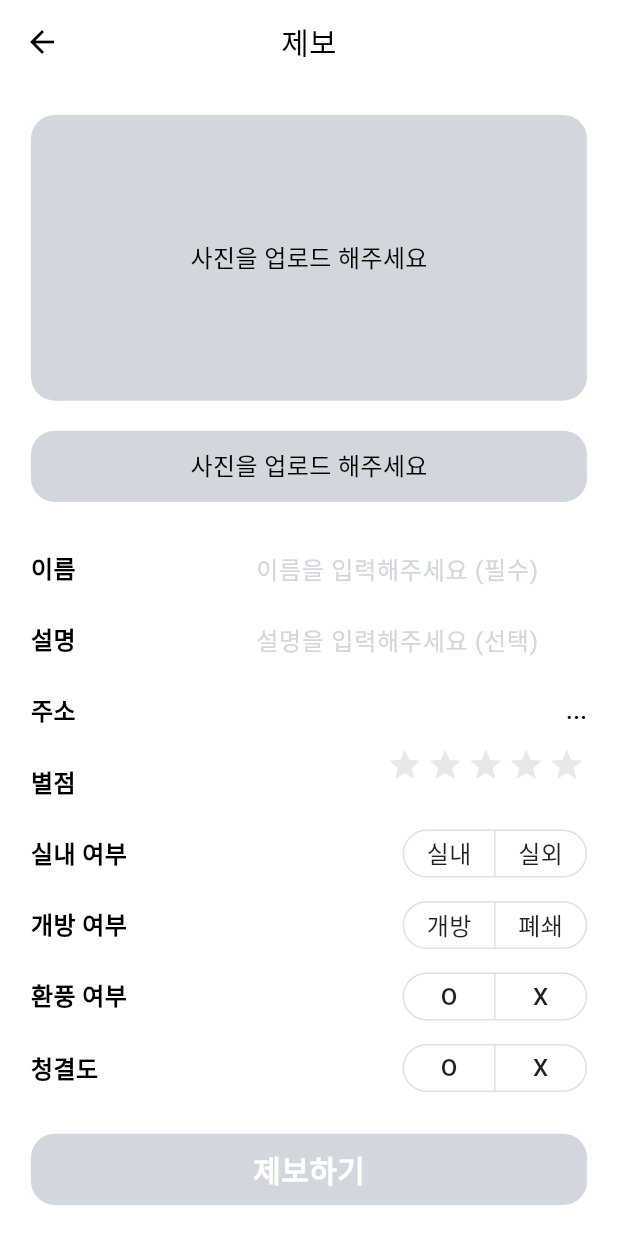
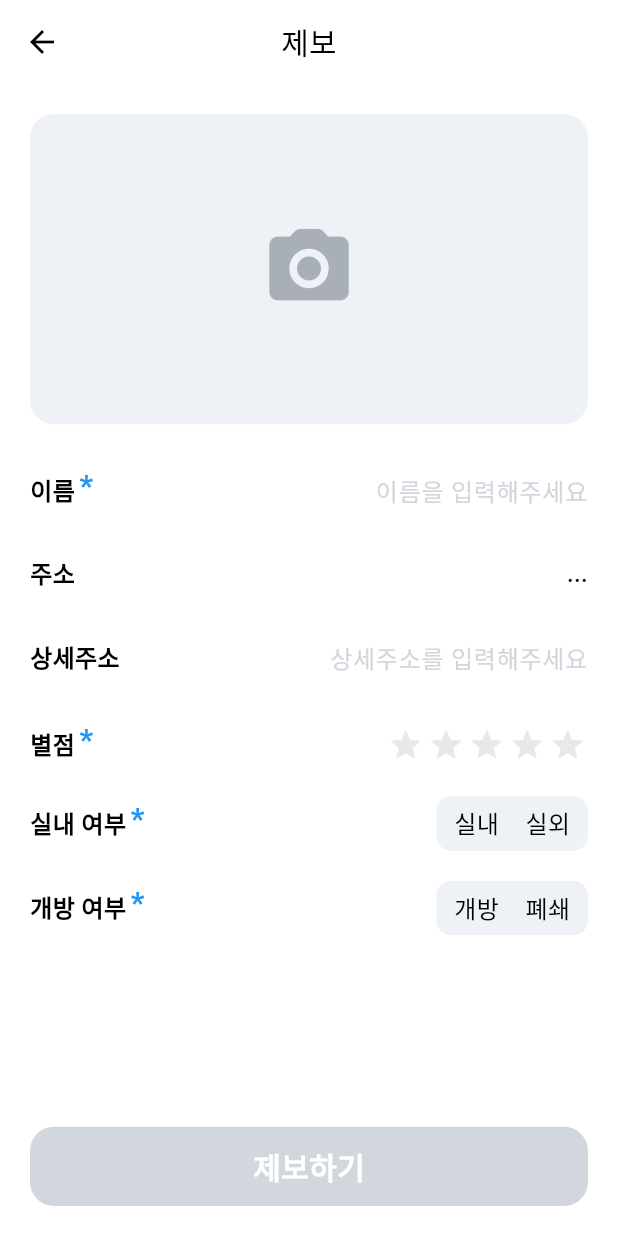
Before and after one commit to Alpha-Damyo/FE, a Flutter app: the screen it shows after launch, after a tap on "제보", after a tap on "제보하기", on a phone screen of 412 x 824 dp. Run offline on Flutter 3.47's test engine with Material 3 defaults, Android fonts, the phone set to English and light mode, and no system bars; drawn by our look-alikes of flutter_rating_stars; our stand-ins replace flutter_screenutil, flutter_secure_storage, geolocator, go_router, google_sign_in, image_picker and 2 more; missing offline and left inert: balloon_widget, bottom_drawer, dart:ffi, flutter_naver_login, flutter_naver_map, kakao_flutter_sdk_user; network calls fail; Roboto replaces fonts that are missing (pretendard); project files that could hold a hidden picture were left out.

Commit message:
Feature/#54-제보화면 UI 수정

```diff
--- a/lib/screens/home/inform/inform_screen.dart
+++ b/lib/screens/home/inform/inform_screen.dart
@@ -3,8 +3,10 @@ import 'dart:io';
 import 'package:damyo/http.dart';
 import 'package:flutter/cupertino.dart';
 import 'package:flutter/material.dart';
+import 'package:flutter/rendering.dart';
 import 'package:flutter/widgets.dart';
 import 'package:flutter_rating_stars/flutter_rating_stars.dart';
+import 'package:flutter_screenutil/flutter_screenutil.dart';
 import 'package:go_router/go_router.dart';
 import 'package:image_picker/image_picker.dart';
 
@@ -51,10 +53,10 @@ class _InformScreenState extends State<InformScreen> {
     // 이전 지도 페이지에서 좌표를 받아옴
     final String coords = GoRouterState.of(context).extra! as String;
     // 화면을 동적으로 빌드하기 위한 사이즈
-    final Size size = MediaQuery.of(context).size;
-    final double margin = size.width * 0.05;
 
-    return Scaffold(
+    return ScreenUtilInit(
+      designSize: const Size(390, 733),
+      builder: (context, child) => Scaffold(
         resizeToAvoidBottomInset: false,
         appBar: AppBar(
           title: Text(
@@ -64,39 +66,22 @@ class _InformScreenState extends State<InformScreen> {
           centerTitle: true,
         ),
         body: Padding(
-        padding: EdgeInsets.all(margin),
+          padding: const EdgeInsets.all(20),
           child: Column(
             children: [
-            Flexible(
-              flex: 4,
-              child: Container(
+              Container(
+                width: double.infinity,
+                height: 184.h,
                 alignment: Alignment.center,
                 decoration: const BoxDecoration(
-                  color: Color(0xffd2d7dd),
-                  borderRadius: BorderRadius.all(Radius.circular(16)),
+                  borderRadius: BorderRadius.all(Radius.circular(10)),
                 ),
-                child: const Text('사진을 업로드 해주세요'),
-              ),
+                child: informImage(),
               ),
               const SizedBox(height: 20),
-            Flexible(
-              flex: 1,
-              fit: FlexFit.tight,
-              child: InkWell(
-                child: informImage(),
-                onTap: () {
-                  //제보 사진을 가져오는 부분
-                  getImage(ImageSource.camera);
-                },
-              ),
-            ),
+              informTextInput('이름', '이름을 입력해주세요', 0),
               const SizedBox(height: 20),
-            informTextInput('이름', '이름을 입력해주세요 (필수)', 0),
-            informTextInput('설명', '설명을 입력해주세요 (선택)', 1),
-            Flexible(
-              flex: 1,
-              fit: FlexFit.tight,
-              child: Row(
+              Row(
                 mainAxisAlignment: MainAxisAlignment.spaceBetween,
                 children: [
                   const Text('주소',
@@ -123,33 +108,38 @@ class _InformScreenState extends State<InformScreen> {
                   ),
                 ],
               ),
-            ),
-            Flexible(
-              flex: 1,
-              fit: FlexFit.tight,
-              child: Row(
+              const SizedBox(height: 20),
+              informTextInput('상세주소', '상세주소를 입력해주세요', 1),
+              const SizedBox(height: 20),
+              Row(
                 mainAxisAlignment: MainAxisAlignment.spaceBetween,
                 children: [
-                  const Text('별점',
-                      style: TextStyle(fontWeight: FontWeight.w600)),
+                  const Row(
+                    children: [
+                      Text('별점', style: TextStyle(fontWeight: FontWeight.w600)),
+                      blueStar(),
+                    ],
+                  ),
                   ratingStars(),
                 ],
               ),
-            ),
+              const SizedBox(height: 20),
               informToggle('실내 여부', inout, _selectedInOut, 0),
+              const SizedBox(height: 20),
               informToggle('개방 여부', openclose, _selectedOpenClose, 1),
-            informToggle('환풍 여부', ox, _selectedVentilation, 2),
-            informToggle('청결도', ox, _selectedCleanliness, 3),
-            const SizedBox(height: 20),
-            Flexible(
-              flex: 1,
-              fit: FlexFit.tight,
-              child: InkWell(
+              // informToggle('환풍 여부', ox, _selectedVentilation, 2),
+              // informToggle('청결도', ox, _selectedCleanliness, 3),
+              const Spacer(),
+              const Divider(),
+
+              InkWell(
                 onTap: () {
                   // activateInformBtn ? null : null;
                   print(_spotInfo[0]);
                 },
                 child: Ink(
+                  width: double.infinity,
+                  height: 47.h,
                   decoration: BoxDecoration(
                     color: activateInformBtn
                         ? Colors.blue
@@ -169,8 +159,8 @@ class _InformScreenState extends State<InformScreen> {
                   ),
                 ),
               ),
+            ],
           ),
-          ],
         ),
       ),
     );
@@ -203,26 +193,30 @@ class _InformScreenState extends State<InformScreen> {
         : Container(
             alignment: Alignment.center,
             decoration: const BoxDecoration(
-              color: Color(0xffd2d7dd),
+              color: Color(0xffeef1f5),
               borderRadius: BorderRadius.all(Radius.circular(16)),
             ),
-            child: const Text('사진을 업로드 해주세요'),
+            child: Icon(
+              Icons.camera_alt_rounded,
+              size: 60.w,
+              color: const Color(0xffa9afb7),
+            ),
           );
   }
 
   // 텍스트를 입력받는 위젯
-  Flexible informTextInput(String type, String hint, int index) {
-    return Flexible(
-      flex: 1,
-      fit: FlexFit.tight,
-      child: Row(
+  Row informTextInput(String type, String hint, int index) {
+    return Row(
+      mainAxisAlignment: MainAxisAlignment.spaceBetween,
       children: [
         Text(type, style: const TextStyle(fontWeight: FontWeight.w600)),
+        index == 0 ? const blueStar() : const Text(""),
         const SizedBox(width: 120),
         Expanded(
           child: TextField(
             decoration: InputDecoration(
               hintText: hint,
+              hintTextDirection: TextDirection.rtl,
               hintStyle: const TextStyle(
                 color: Color(0xffd2d7dd),
                 fontSize: 16,
@@ -239,7 +233,6 @@ class _InformScreenState extends State<InformScreen> {
           ),
         ),
       ],
-      ),
     );
   }
 
@@ -279,37 +272,123 @@ class _InformScreenState extends State<InformScreen> {
   }
 
   // 토글버튼으로 정보를 입력받는 위젯
-  Flexible informToggle(
+  Row informToggle(
       String type, List<Widget> children, List<bool> isSelected, int i) {
-    return Flexible(
-      flex: 1,
-      fit: FlexFit.tight,
-      child: Row(
+    return Row(
       mainAxisAlignment: MainAxisAlignment.spaceBetween,
+      children: [
+        Row(
           children: [
             Text(
               type,
               style: const TextStyle(fontWeight: FontWeight.w600),
             ),
-          ToggleButtons(
-            isSelected: isSelected,
-            borderRadius: const BorderRadius.all(Radius.circular(16)),
-            onPressed: (int index) {
+            const blueStar(),
+          ],
+        ),
+        Material(
+          color: const Color(0xffeef1f5),
+          borderRadius: const BorderRadius.all(Radius.circular(10)),
+          child: Padding(
+            padding: const EdgeInsets.all(3),
+            child: Row(
+              children: [
+                InkWell(
+                  child: Ink(
+                    width: 45.w,
+                    height: 27.h,
+                    decoration: BoxDecoration(
+                      color: isSelected[0]
+                          ? Colors.white
+                          : const Color(0xffeef1f5),
+                      borderRadius: BorderRadius.circular(10),
+                    ),
+                    child: Align(
+                      alignment: Alignment.center,
+                      child: children[0],
+                    ),
+                  ),
+                  onTap: () {
                     setState(() {
-                for (int i = 0; i < isSelected.length; i++) {
-                  isSelected[i] = i == index;
-                }
+                      isSelected[0] = true;
+                      isSelected[1] = false;
                       _toggleIsSelected[i] = true;
                       checkCanInform();
                     });
                   },
-            constraints: const BoxConstraints(
-              minHeight: 30.0,
-              minWidth: 60.0,
                 ),
-            children: children,
+                InkWell(
+                  child: Ink(
+                    width: 45.w,
+                    height: 27.h,
+                    decoration: BoxDecoration(
+                      color: isSelected[1]
+                          ? Colors.white
+                          : const Color(0xffeef1f5),
+                      borderRadius: BorderRadius.circular(10),
+                    ),
+                    child: Align(
+                      alignment: Alignment.center,
+                      child: children[1],
+                    ),
+                  ),
+                  onTap: () {
+                    setState(() {
+                      isSelected[0] = false;
+                      isSelected[1] = true;
+                      _toggleIsSelected[i] = true;
+                      checkCanInform();
+                    });
+                  },
+                )
+              ],
+            ),
+          ),
         ),
       ],
+    );
+  }
+}
+// child: ToggleButtons(
+//   isSelected: isSelected,
+//   disabledBorderColor: const Color(0xffeef1f5),
+//   selectedColor: Colors.black,
+//   selectedBorderColor: const Color(0xffeef1f5),
+//   fillColor: Colors.white,
+//   borderColor: const Color(0xffeef1f5),
+//   borderRadius: const BorderRadius.all(Radius.circular(10)),
+//   onPressed: (int index) {
+//     setState(() {
+//       for (int i = 0; i < isSelected.length; i++) {
+//         isSelected[i] = i == index;
+//       }
+//       _toggleIsSelected[i] = true;
+//       checkCanInform();
+//     });
+//   },
+//   constraints: BoxConstraints(
+//     minWidth: 45.w,
+//     minHeight: 27.h,
+//   ),
+//   children: children,
+// ),
+
+class blueStar extends StatelessWidget {
+  const blueStar({
+    super.key,
+  });
+
+  @override
+  Widget build(BuildContext context) {
+    return Transform.translate(
+      offset: const Offset(3, -3),
+      child: const Text(
+        '*',
+        style: TextStyle(
+          color: Colors.blue,
+          fontSize: 20,
+          fontWeight: FontWeight.w600,
+        ),
       ),
     );
   }
```
Lines whose indentation alone changed are shown as unchanged.
